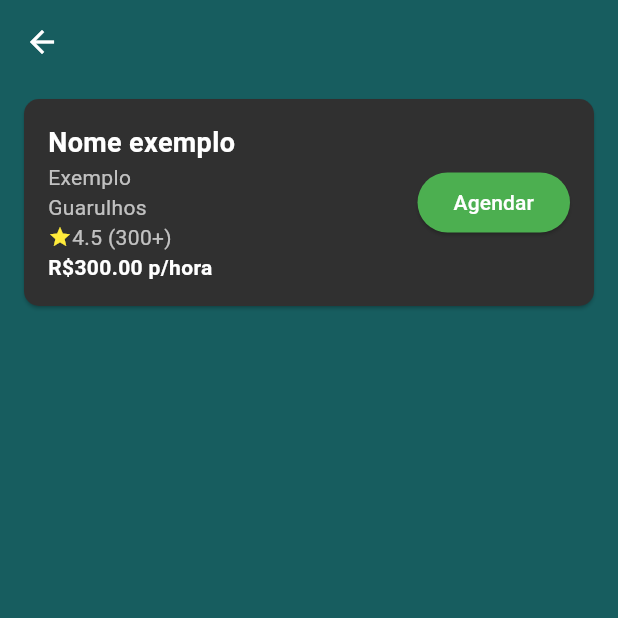
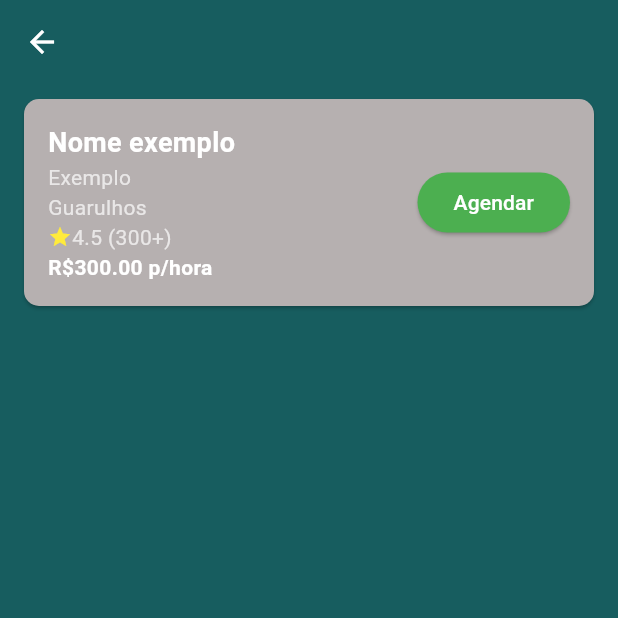
Before and after one commit to Fortefy-RP2/Fortefy-v2, a Flutter app: the screen it shows after launch, on a phone screen of 412 x 824 dp, the top half of it. Run offline on Flutter 3.47's test engine with Material 3 defaults, Android fonts, the phone set to English and light mode, and no system bars; our stand-ins replace image_picker; missing offline and left inert: postgres.

Commit message:
Cor do card

```diff
--- a/lib/utils/personalCard.dart
+++ b/lib/utils/personalCard.dart
@@ -28,7 +28,7 @@ class PersonalCard extends StatelessWidget {
       shape: RoundedRectangleBorder(
         borderRadius: BorderRadius.circular(10),
       ),
-      color: Colors.grey[850],
+      color: const Color.fromARGB(255, 182, 176, 176),
       child: Padding(
         padding: const EdgeInsets.all(16.0),
         child: Row(
```
